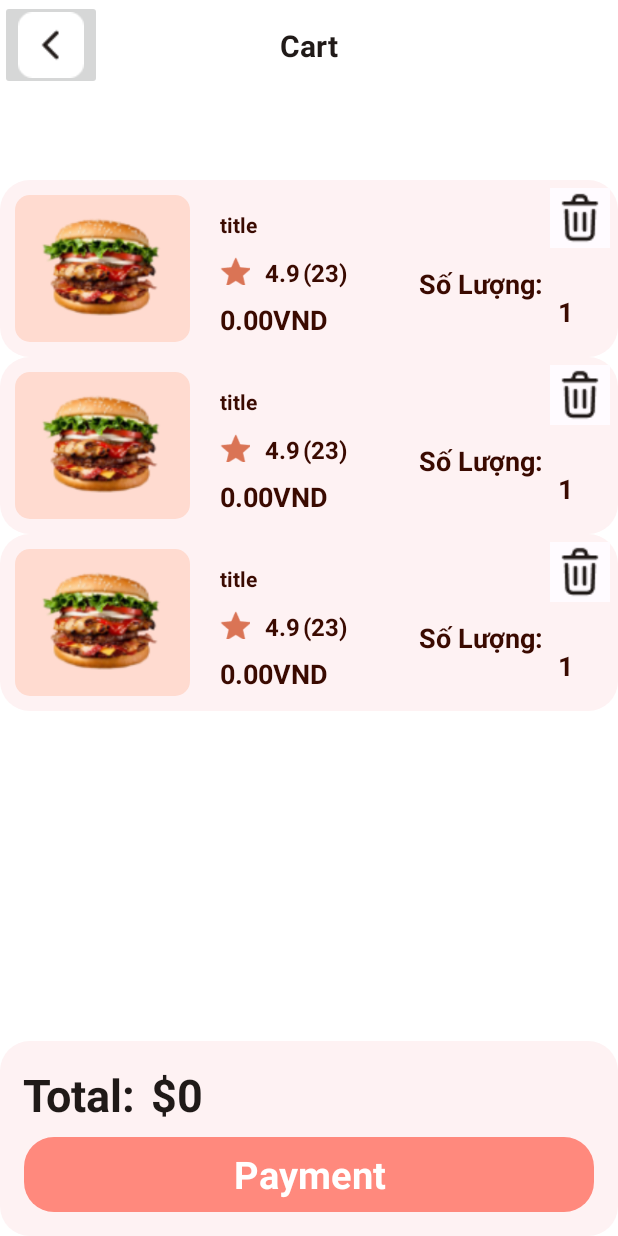
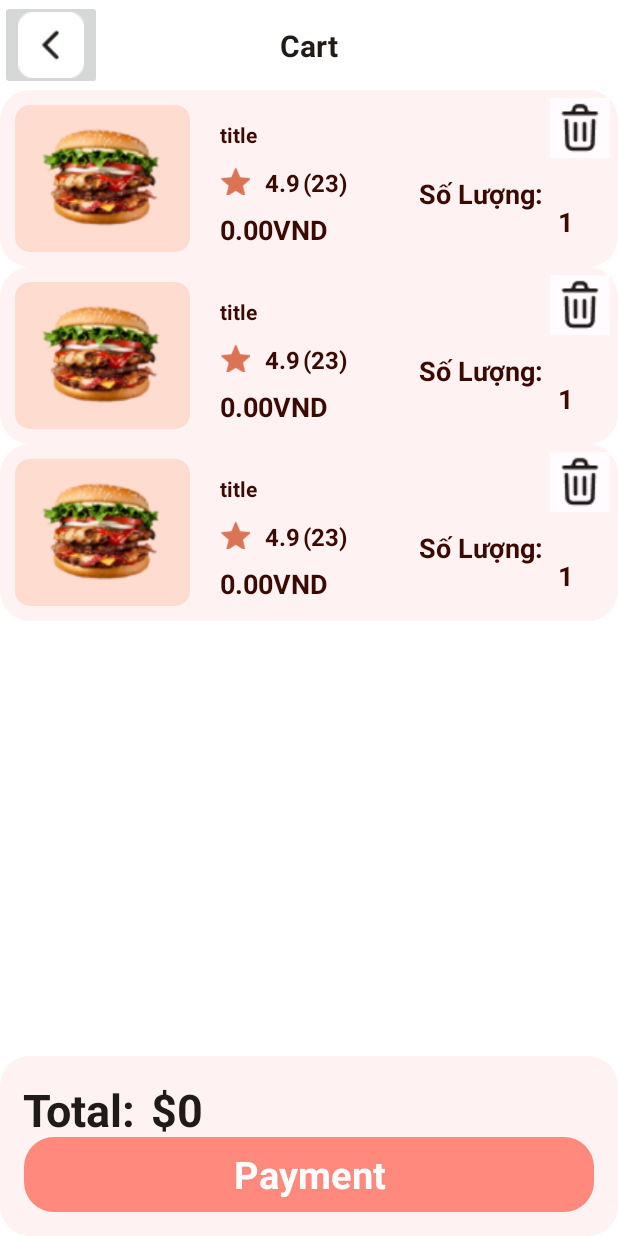
Before and after one commit to khoapham1003/FoodOrderingApp, an Android app: the layout activity_cart.xml on its own in the app's theme, with its tools: preview values and no code run, on a phone screen of 412 x 824 dp. Run offline under Robolectric (Android 15) with nearby library versions, the phone set to English and light mode, and no system bars.

Commit message:
fixed cart

```diff
--- a/FoodOrderingApp/app/src/main/res/layout/activity_cart.xml
+++ b/FoodOrderingApp/app/src/main/res/layout/activity_cart.xml
@@ -43,19 +43,18 @@
     <ScrollView
         android:id="@+id/scrollView2"
         android:layout_width="match_parent"
-        android:layout_height="530dp"
+        android:layout_height="500dp"
         app:layout_constraintTop_toBottomOf="@+id/constraintLayout6">
 
         <LinearLayout
             android:layout_width="match_parent"
             android:layout_height="wrap_content"
-            android:layout_marginTop="60dp"
             android:orientation="vertical">
 
             <androidx.recyclerview.widget.RecyclerView
                 android:id="@+id/cart_rec"
                 android:layout_width="match_parent"
-                android:layout_height="match_parent"
+                android:layout_height="wrap_content"
                 tools:listitem="@layout/viewholder_cart" />
 
         </LinearLayout>
@@ -63,7 +62,7 @@
 
     <androidx.constraintlayout.widget.ConstraintLayout
         android:layout_width="match_parent"
-        android:layout_height="130dp"
+        android:layout_height="120dp"
         android:background="@drawable/lightly_pink_color"
         app:layout_constraintBottom_toBottomOf="parent"
         app:layout_constraintEnd_toEndOf="parent"
```
Also changed, not shown: FoodOrderingApp/app/src/main/java/com/example/foodorderingapp/CartActivity.java (+20 -4 lines), FoodOrderingApp/app/src/main/java/com/example/foodorderingapp/CartAdapter.java (+31 -23 lines), 90 other files.
